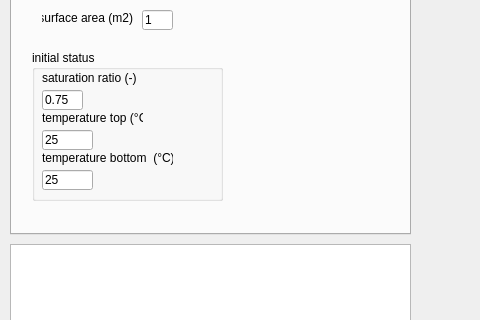
Old version of the form HEAT1D/mainwindow.ui in the repository gaowudao/CRITERIA3D; both pictures show x 0 to 480 and y 123 to 443 of the 1200 by 619 pixel window.
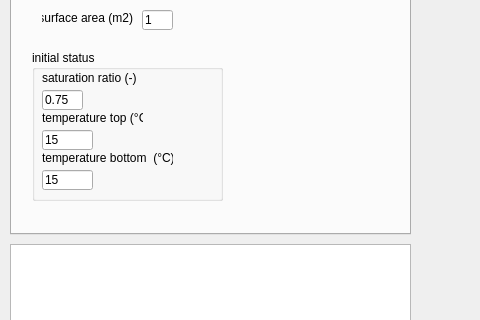
New version of the form. The open tabs and pages were chosen to show the change.

The edit to the form file:
```diff
--- a/HEAT1D/mainwindow.ui
+++ b/HEAT1D/mainwindow.ui
@@ -173,7 +173,7 @@
         </rect>
        </property>
        <property name="text">
-        <string>25</string>
+        <string>15</string>
        </property>
       </widget>
       <widget class="QLabel" name="label_16">
@@ -225,7 +225,7 @@
         </rect>
        </property>
        <property name="text">
-        <string>25</string>
+        <string>15</string>
        </property>
       </widget>
      </widget>
```
Left out of the diff: 4 changed lines with no effect on the pictures.
